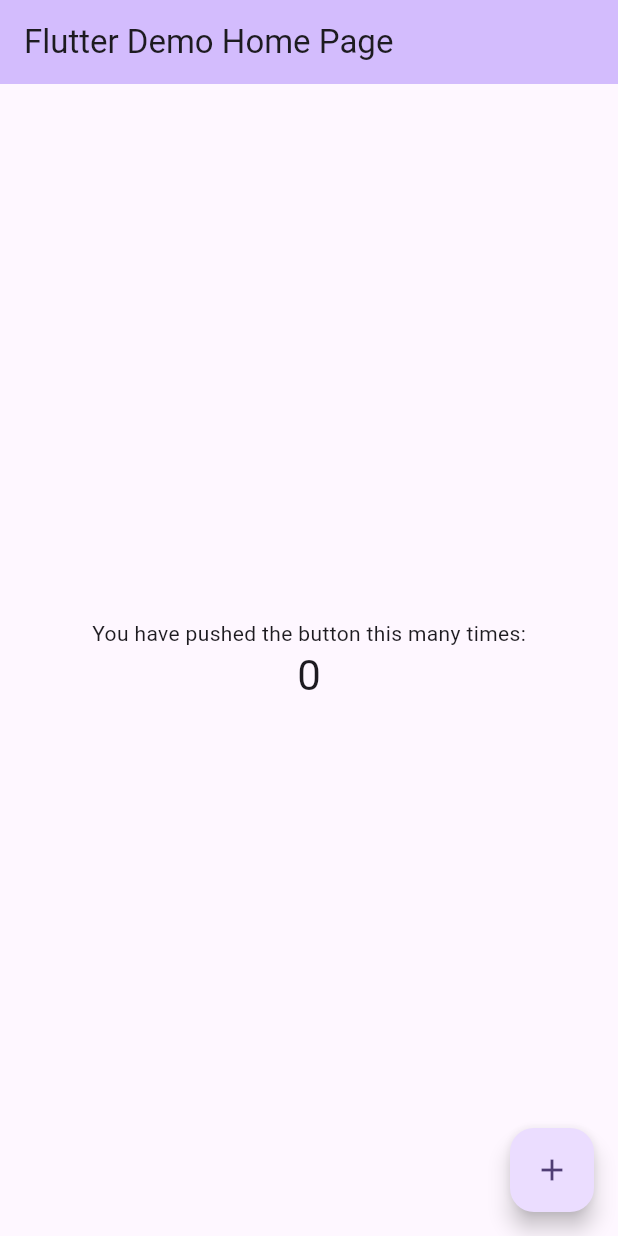
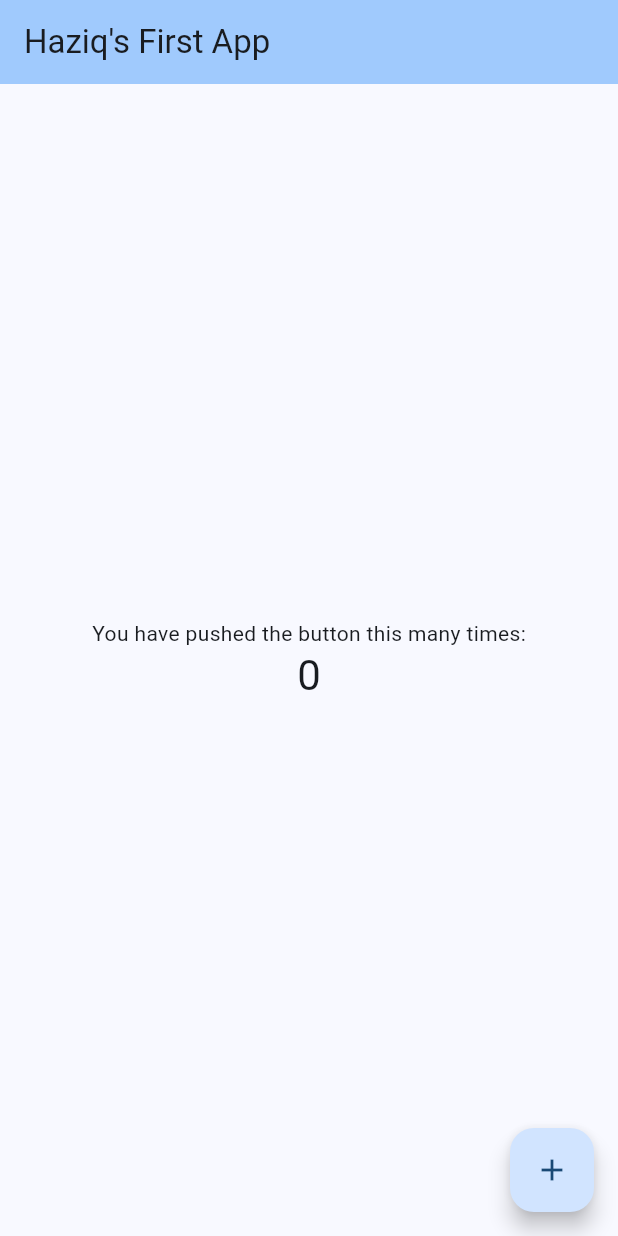
Before and after one commit to mhaziqrozaidi/map-topic2-exercise, a Flutter app: the screen it shows after launch, on a phone screen of 412 x 824 dp. Run offline on Flutter 3.47's test engine with Material 3 defaults, Android fonts, the phone set to English and light mode, and no system bars.

Commit message:
Complete Question 6

```diff
--- a/flutter_application/lib/main.dart
+++ b/flutter_application/lib/main.dart
@@ -28,9 +28,9 @@ class MyApp extends StatelessWidget {
         //
         // This works for code too, not just values: Most code changes can be
         // tested with just a hot reload.
-        colorScheme: ColorScheme.fromSeed(seedColor: Colors.deepPurple),
+        colorScheme: ColorScheme.fromSeed(seedColor: Colors.blue),
       ),
-      home: const MyHomePage(title: 'Flutter Demo Home Page'),
+      home: const MyHomePage(title: 'Haziq\'s First App'),
     );
   }
 }
```
